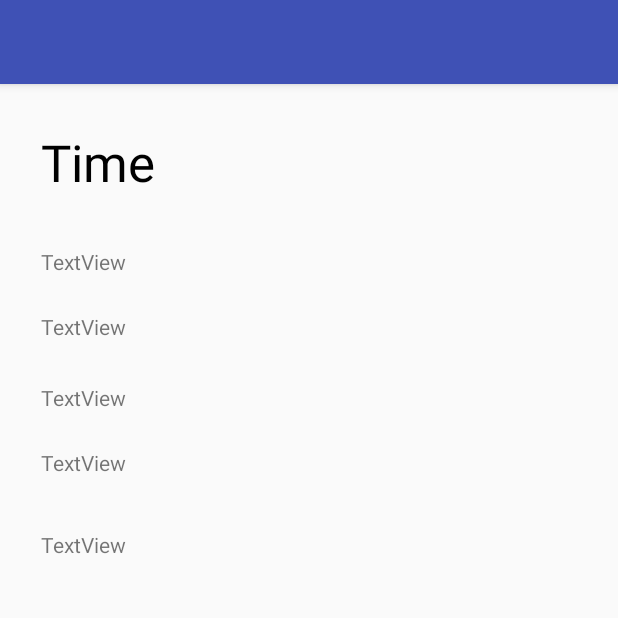
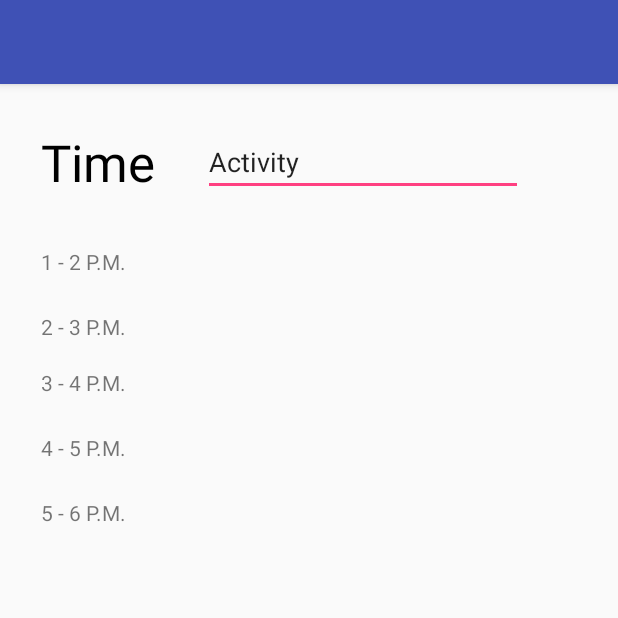
Before and after one commit to aash01/ScheduleMaster, an Android app: the CreateSchedule screen opened directly, with no data from a screen before it, on a phone screen of 412 x 824 dp, the top half of it. Run offline under Robolectric (Android 15) with nearby library versions, the phone set to English and light mode, and no system bars.

Commit message:
CHanges to TIme

```diff
--- a/app/src/main/res/layout/activity_create_schedule.xml
+++ b/app/src/main/res/layout/activity_create_schedule.xml
@@ -7,7 +7,7 @@
     tools:context="com.example.tinohacks.connectfinal.CreateSchedule">
 
     <TextView
-        android:id="@+id/textView"
+        android:id="@+id/time"
         android:layout_width="wrap_content"
         android:layout_height="wrap_content"
         android:layout_marginLeft="27dp"
@@ -24,59 +24,71 @@
         android:id="@+id/time1_2"
         android:layout_width="wrap_content"
         android:layout_height="wrap_content"
-        android:layout_alignLeft="@+id/textView"
-        android:layout_alignStart="@+id/textView"
-        android:layout_below="@+id/textView"
+        android:layout_alignEnd="@+id/time"
+        android:layout_alignLeft="@+id/time"
+        android:layout_alignRight="@+id/time"
+        android:layout_alignStart="@+id/time"
+        android:layout_below="@+id/time"
         android:layout_marginTop="34dp"
-        android:text="TextView"
-        android:layout_alignRight="@+id/textView"
-        android:layout_alignEnd="@+id/textView" />
+        android:text="1 - 2 P.M." />
 
     <TextView
-        android:id="@+id/textView3"
+        android:id="@+id/time2_3"
         android:layout_width="wrap_content"
         android:layout_height="wrap_content"
+        android:layout_alignEnd="@+id/time1_2"
         android:layout_alignLeft="@+id/time1_2"
+        android:layout_alignRight="@+id/time1_2"
         android:layout_alignStart="@+id/time1_2"
         android:layout_below="@+id/time1_2"
         android:layout_marginTop="24dp"
-        android:text="TextView"
-        android:layout_alignRight="@+id/time1_2"
-        android:layout_alignEnd="@+id/time1_2" />
+        android:text="2 - 3 P.M." />
 
     <TextView
-        android:id="@+id/textView4"
+        android:id="@+id/time3_4"
         android:layout_width="wrap_content"
         android:layout_height="wrap_content"
-        android:layout_alignLeft="@+id/textView3"
-        android:layout_alignStart="@+id/textView3"
-        android:layout_below="@+id/textView3"
-        android:layout_marginTop="28dp"
-        android:text="TextView"
-        android:layout_alignRight="@+id/textView3"
-        android:layout_alignEnd="@+id/textView3" />
+        android:layout_marginTop="18dp"
+        android:text="3 - 4 P.M."
+        android:layout_below="@+id/time2_3"
+        android:layout_alignLeft="@+id/time2_3"
+        android:layout_alignStart="@+id/time2_3"
+        android:layout_alignRight="@+id/time2_3"
+        android:layout_alignEnd="@+id/time2_3" />
 
     <TextView
-        android:id="@+id/textView5"
+        android:id="@+id/time4_5"
         android:layout_width="wrap_content"
         android:layout_height="wrap_content"
-        android:layout_alignLeft="@+id/textView4"
-        android:layout_alignStart="@+id/textView4"
-        android:layout_below="@+id/textView4"
+        android:layout_alignEnd="@+id/time3_4"
+        android:layout_alignLeft="@+id/time3_4"
+        android:layout_alignRight="@+id/time3_4"
+        android:layout_alignStart="@+id/time3_4"
+        android:layout_below="@+id/time3_4"
         android:layout_marginTop="24dp"
-        android:text="TextView"
-        android:layout_alignRight="@+id/textView4"
-        android:layout_alignEnd="@+id/textView4" />
+        android:text="4 - 5 P.M." />
 
     <TextView
-        android:id="@+id/textView6"
+        android:id="@+id/time5_6"
         android:layout_width="wrap_content"
         android:layout_height="wrap_content"
-        android:layout_marginTop="35dp"
-        android:text="TextView"
-        android:layout_below="@+id/textView5"
-        android:layout_alignLeft="@+id/textView5"
-        android:layout_alignStart="@+id/textView5"
-        android:layout_alignRight="@+id/textView5"
-        android:layout_alignEnd="@+id/textView5" />
+        android:text="5 - 6 P.M."
+        android:layout_below="@+id/time4_5"
+        android:layout_alignLeft="@+id/time4_5"
+        android:layout_alignStart="@+id/time4_5"
+        android:layout_marginTop="24dp"
+        android:layout_alignRight="@+id/time4_5"
+        android:layout_alignEnd="@+id/time4_5" />
+
+    <EditText
+        android:id="@+id/activity"
+        android:layout_width="wrap_content"
+        android:layout_height="wrap_content"
+        android:layout_above="@+id/time1_2"
+        android:layout_marginLeft="32dp"
+        android:layout_marginStart="32dp"
+        android:layout_toRightOf="@+id/time"
+        android:ems="10"
+        android:inputType="textPersonName"
+        android:text="Activity" />
 </android.widget.RelativeLayout>
```
